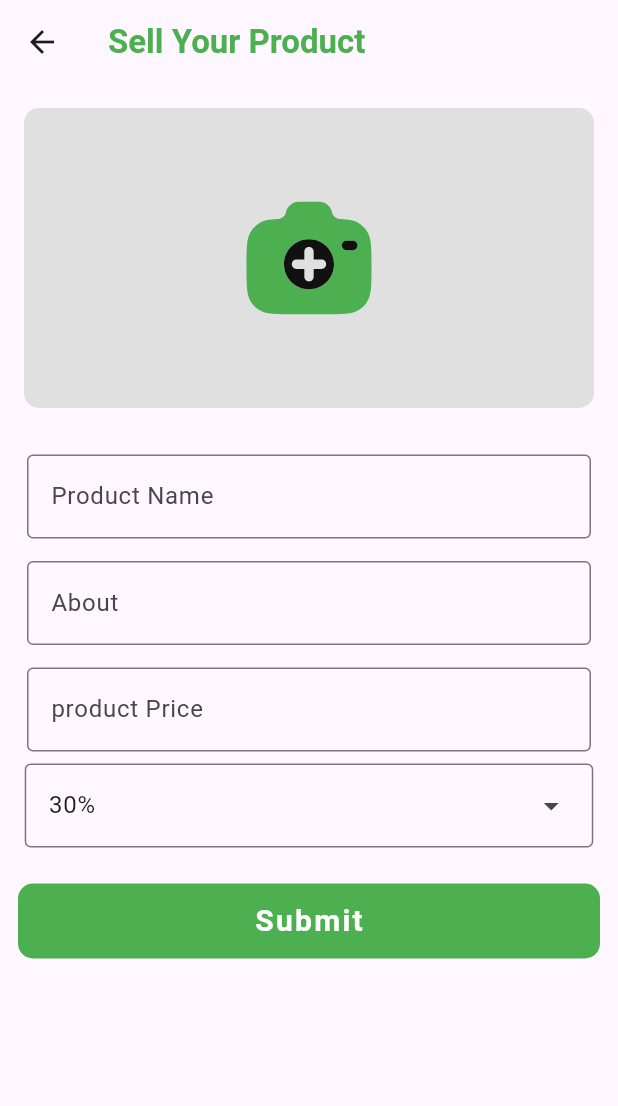
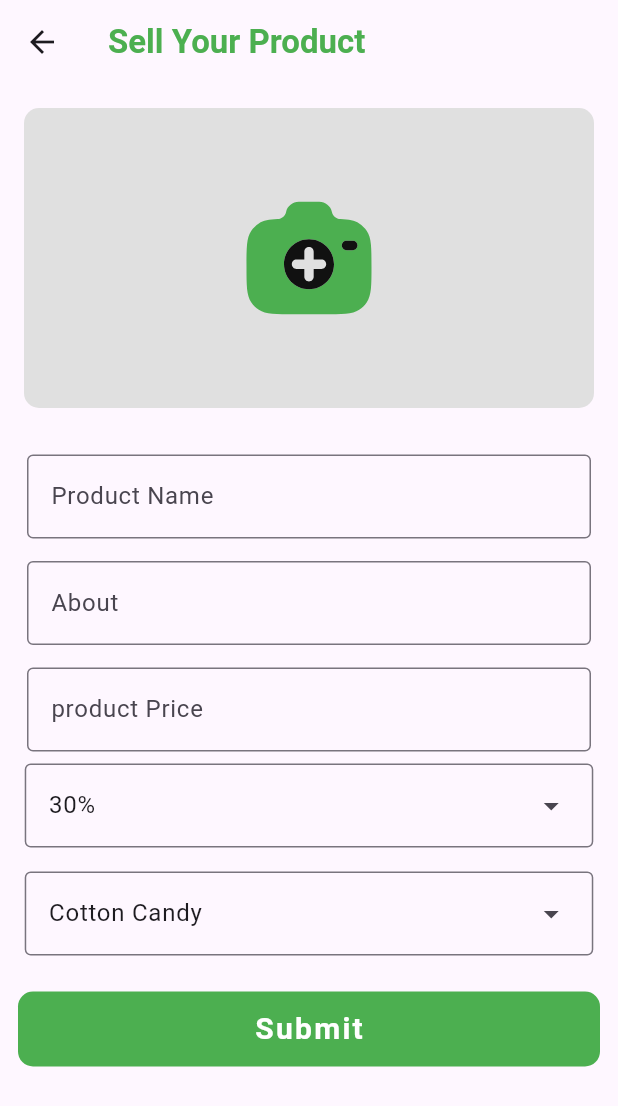
Before and after one commit to eldhopaulose/admin_E-commerce, a Flutter app: the SellerView screen opened by its route, on a phone screen of 412 x 824 dp. Shown: the top 1106 px of the screen. Run offline on Flutter 3.47's test engine with Material 3 defaults, Android fonts, the phone set to English and light mode, and no system bars; our stand-ins replace dio, firebase_core, firebase_storage, flutter_image_slideshow, flutter_screenutil, flutter_svg and 7 more; accounts and stored records are empty.

Commit message:
Add dropdown menu for categories in seller view

```diff
--- a/lib/app/modules/seller/controllers/seller_controller.dart
+++ b/lib/app/modules/seller/controllers/seller_controller.dart
@@ -19,7 +19,15 @@ class SellerController extends GetxController {
   final TextEditingController priceController = TextEditingController();
   final RxBool isValid = false.obs;
   final List<String> list = <String>['30%', '50%', '70%', '80%'];
-
+  final List<String> categoriesList = <String>[
+    'Cotton Candy ',
+    'Pop Corn ',
+    'Dry Fruits',
+    'Curry Powders',
+    'Spices',
+    'Kerala Special',
+  ];
+  RxString dropdowncategoriesValue = 'Cotton Candy'.obs;
   RxString dropdownValue = '30%'.obs;
 
   @override
@@ -106,6 +114,7 @@ class SellerController extends GetxController {
           price: priceController.text,
           discount: discountedPrice.toString(),
           image: imgUrl.cast<String>(),
+          categories: dropdowncategoriesValue.value,
         ),
       );
       if (response != null && response.error == null) {
--- a/lib/app/modules/seller/views/seller_view.dart
+++ b/lib/app/modules/seller/views/seller_view.dart
@@ -178,6 +178,21 @@ class SellerView extends GetView<SellerController> {
                                 value: value, label: value);
                           }).toList(),
                         )),
+                    Padding(
+                        padding: const EdgeInsets.all(8.0),
+                        child: DropdownMenu<String>(
+                          width: MediaQuery.of(context).size.width * 0.92,
+                          initialSelection: controller.categoriesList.first,
+                          onSelected: (String? value) {
+                            controller.dropdowncategoriesValue.value = value!;
+                            print(value);
+                          },
+                          dropdownMenuEntries: controller.categoriesList
+                              .map<DropdownMenuEntry<String>>((String value) {
+                            return DropdownMenuEntry<String>(
+                                value: value, label: value);
+                          }).toList(),
+                        )),
                     SizedBox(height: 16.0),
                     Padding(
                       padding: const EdgeInsets.only(right: 12, left: 12),
--- a/lib/app/networks/network_model/req/product_req.dart
+++ b/lib/app/networks/network_model/req/product_req.dart
@@ -1,36 +1,40 @@
 class ProductReq {
+  String? error;
   String? name;
   List<String>? image;
   String? about;
   String? price;
   String? discount;
-  String? error;
+  String? categories;
 
   ProductReq(
-      {this.name,
+      {this.error,
+      this.name,
       this.image,
       this.about,
       this.price,
       this.discount,
-      this.error});
+      this.categories});
 
   ProductReq.fromJson(Map<String, dynamic> json) {
+    error = json['error'];
     name = json['name'];
     image = json['image'].cast<String>();
     about = json['about'];
     price = json['price'];
     discount = json['discount'];
-    error = json['error'];
+    categories = json['categories'];
   }
 
   Map<String, dynamic> toJson() {
     final Map<String, dynamic> data = new Map<String, dynamic>();
+    data['error'] = this.error;
     data['name'] = this.name;
     data['image'] = this.image;
     data['about'] = this.about;
     data['price'] = this.price;
     data['discount'] = this.discount;
-    data['error'] = this.error;
+    data['categories'] = this.categories;
     return data;
   }
 }
--- a/lib/app/networks/network_model/res/product_res.dart
+++ b/lib/app/networks/network_model/res/product_res.dart
@@ -25,6 +25,7 @@ class Product {
   List<String>? image;
   String? about;
   String? price;
+  String? categories;
   String? discount;
   String? sId;
   int? iV;
@@ -34,6 +35,7 @@ class Product {
       this.image,
       this.about,
       this.price,
+      this.categories,
       this.discount,
       this.sId,
       this.iV});
@@ -43,6 +45,7 @@ class Product {
     image = json['image'].cast<String>();
     about = json['about'];
     price = json['price'];
+    categories = json['categories'];
     discount = json['discount'];
     sId = json['_id'];
     iV = json['__v'];
@@ -54,6 +57,7 @@ class Product {
     data['image'] = this.image;
     data['about'] = this.about;
     data['price'] = this.price;
+    data['categories'] = this.categories;
     data['discount'] = this.discount;
     data['_id'] = this.sId;
     data['__v'] = this.iV;
```
Also changed, not shown: pubspec.lock.
